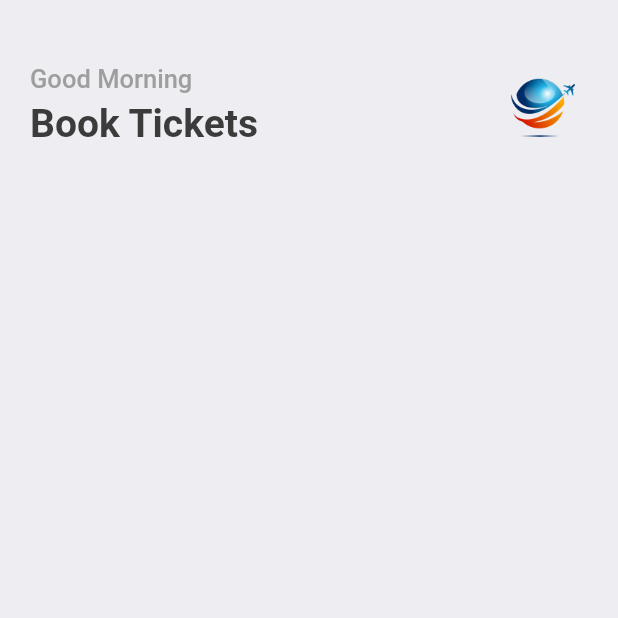
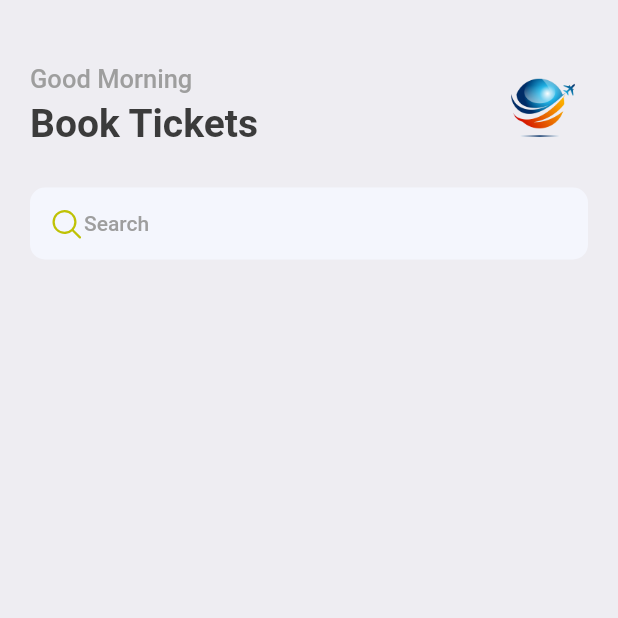
Before and after one commit to thutasann/booking-ticket, a Flutter app: the screen it shows after launch, on a phone screen of 412 x 824 dp, the top half of it. Run offline on Flutter 3.47's test engine with Material 2 defaults, Android fonts, the phone set to English and light mode, and no system bars; our stand-ins replace fluentui_icons, gap.

Commit message:
UI: Banner Search Bar

```diff
--- a/lib/screens/home_screen.dart
+++ b/lib/screens/home_screen.dart
@@ -1,4 +1,5 @@
 import 'package:book_ticket/utils/app_styles.dart';
+import 'package:fluentui_icons/fluentui_icons.dart';
 import 'package:flutter/material.dart';
 import 'package:flutter/cupertino.dart';
 import 'package:gap/gap.dart';
@@ -46,6 +47,23 @@ class HomeScreen extends StatelessWidget {
                   )
                 ],
               ),
+              const Gap(25),
+              Container(
+                decoration: BoxDecoration(
+                    borderRadius: BorderRadius.circular(10),
+                    color: const Color(0xFFF4F6FD)),
+                padding:
+                    const EdgeInsets.symmetric(horizontal: 12, vertical: 12),
+                child: Row(
+                  children: [
+                    const Icon(
+                      FluentSystemIcons.ic_fluent_search_regular,
+                      color: Color(0xFFbFC205),
+                    ),
+                    Text("Search", style: Styles.headLineStyle4)
+                  ],
+                ),
+              ),
             ],
           )
         ],
```
